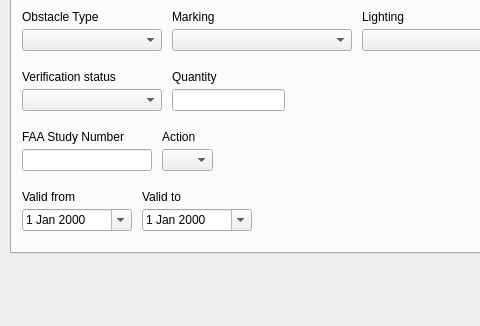
Above: QGIS3_Plugin/dof_manager/dof_manager_dialog_base.ui from strpaw/faa_dof_postgis_qgis before the change; both pictures show x 0 to 480 and y 237 to 563 of the 1020 by 563 pixel window. Below: the same form after it.
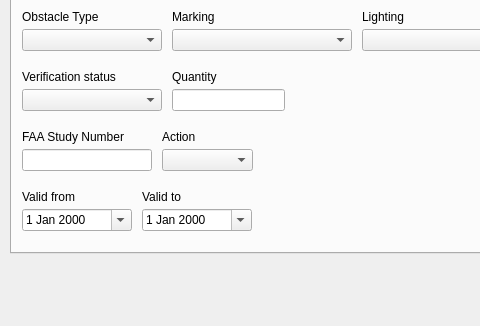
That is the form after the change.

Commit message: [Single obstacle] Bind database valeues to comboboxes

Patch:
```diff
--- a/QGIS3_Plugin/dof_manager/dof_manager_dialog_base.ui
+++ b/QGIS3_Plugin/dof_manager/dof_manager_dialog_base.ui
@@ -358,7 +358,7 @@
       <rect>
        <x>150</x>
        <y>350</y>
-       <width>51</width>
+       <width>91</width>
        <height>22</height>
       </rect>
      </property>
```
The commit also changes 1 other file.
